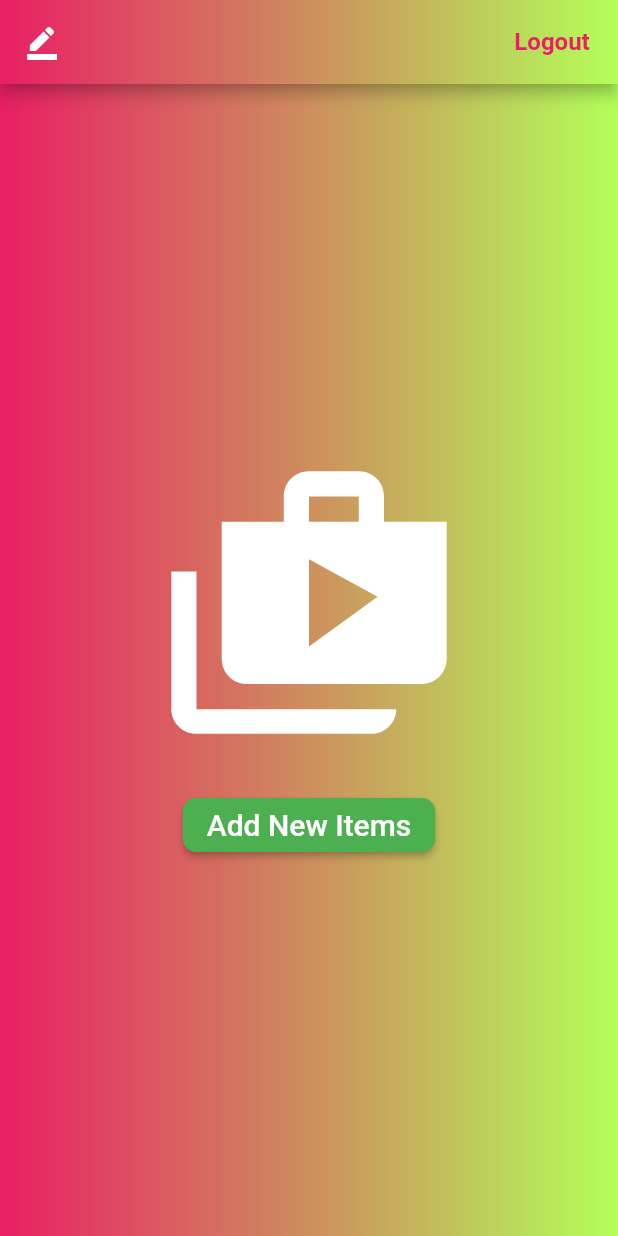
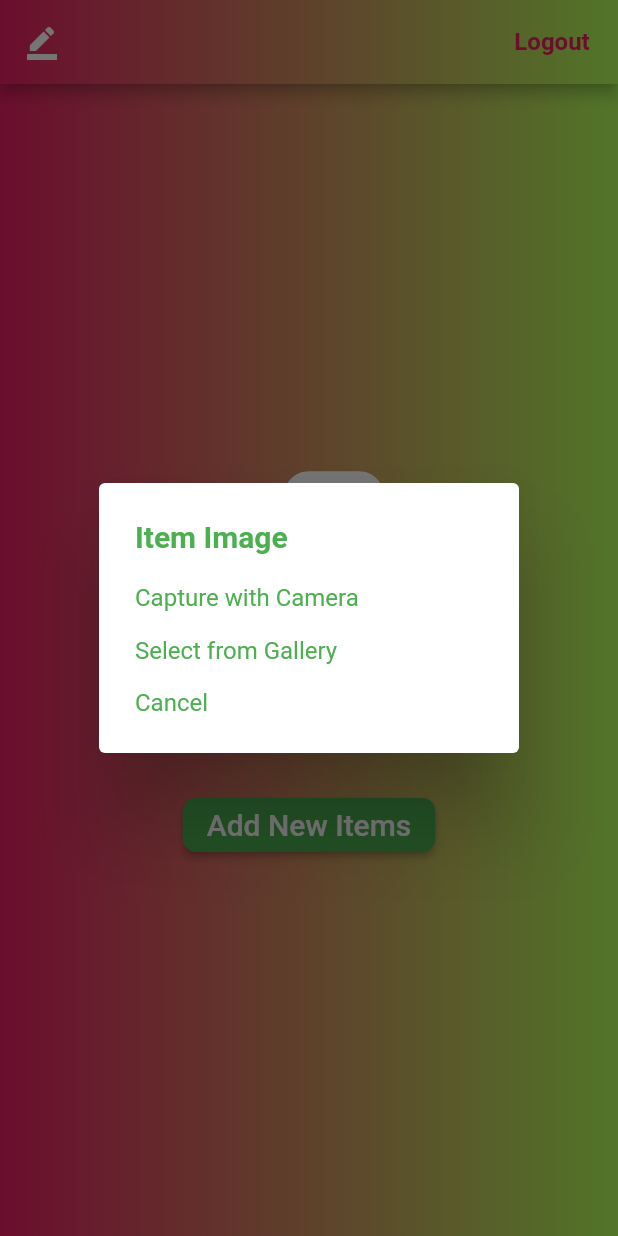
Before and after one commit to ShamiulIslam-5201/flutter_e_shop_1, a Flutter app: the UploadPage screen opened directly, after a tap on "Add New Items", on a phone screen of 412 x 824 dp. Run offline on Flutter 3.47's test engine with Material 2 defaults, Android fonts, the phone set to English and light mode, and no system bars; our stand-ins replace cloud_firestore, firebase_auth, firebase_storage, fluttertoast, image_picker, shared_preferences; accounts and stored records are empty.

Commit message:
Capture photo with phone camera/ Select from Gallery

```diff
--- a/lib/Admin/uploadItems.dart
+++ b/lib/Admin/uploadItems.dart
@@ -19,6 +19,7 @@ class UploadPage extends StatefulWidget
 class _UploadPageState extends State<UploadPage> with AutomaticKeepAliveClientMixin<UploadPage>
 {
   bool get wantKeepAlive => true;
+  File file;
 
   @override
   Widget build(BuildContext context) {
@@ -90,9 +91,7 @@ class _UploadPageState extends State<UploadPage> with AutomaticKeepAliveClientMi
                 shape: RoundedRectangleBorder(borderRadius: BorderRadius.circular(9.0)),
                 child: Text("Add New Items", style: TextStyle(fontSize: 20.0, color: Colors.white),),
                 color: Colors.green,
-                onPressed: () => {
-                  print("CLICK"),
-                },
+                onPressed: () => takeImage(context),
               ),
             )
           ],
@@ -103,4 +102,53 @@ class _UploadPageState extends State<UploadPage> with AutomaticKeepAliveClientMi
 
   }
 
+  takeImage(mContext)
+  {
+    return showDialog(
+        context: mContext,
+        builder: (con){
+          return SimpleDialog(
+            title: Text("Item Image", style: TextStyle(color: Colors.green, fontWeight: FontWeight.bold,),),
+            children: [
+              SimpleDialogOption(
+                child: Text("Capture with Camera", style: TextStyle(color: Colors.green,)),
+                onPressed: capturePhotoWithCamera,
+              ),
+              SimpleDialogOption(
+                child: Text("Select from Gallery", style: TextStyle(color: Colors.green,)),
+                onPressed: pickPhotoFromGallery,
+              ),
+              SimpleDialogOption(
+                child: Text("Cancel", style: TextStyle(color: Colors.green,)),
+                onPressed: ()
+                {
+                  Navigator.pop(context);
+                },
+              )
+            ],
+          );
+        }
+    );
+  }
+
+  capturePhotoWithCamera() async
+  {
+    Navigator.pop(context);
+    File imageFile = await ImagePicker.pickImage(source: ImageSource.camera, maxHeight: 680.0, maxWidth: 970.0);
+
+    setState(() {
+      file = imageFile;
+    });
+  }
+
+  pickPhotoFromGallery() async
+  {
+    Navigator.pop(context);
+    File imageFile = await ImagePicker.pickImage(source: ImageSource.gallery);
+
+    setState(() {
+      file = imageFile;
+    });
+  }
+
 }
```
